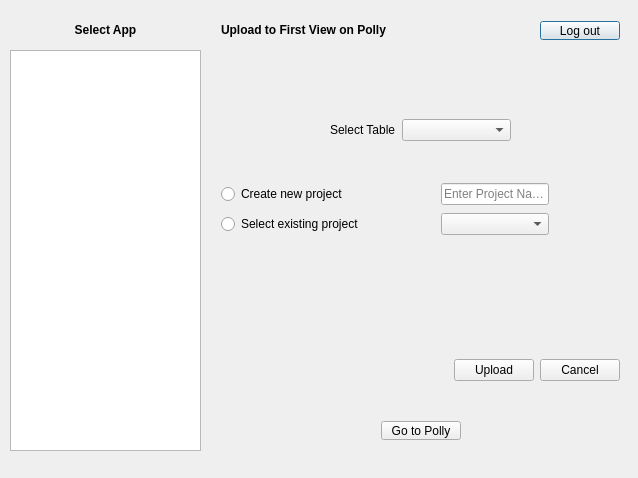
The window that src/gui/mzroll/forms/pollyelmaveninterface.ui (ElucidataInc/ElMaven) describes before a commit, drawn with Qt 5.
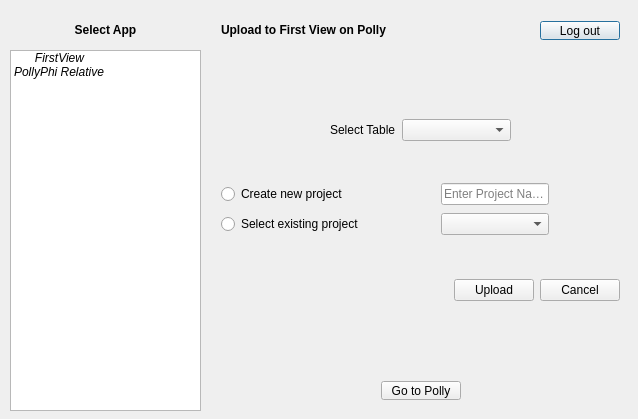
The same window after the commit. The open tabs and pages were chosen to show the change. Icons and pictures are not drawn.

Commit message: [UI] Add a selected state for Polly Icons

The edit to the form file:
```diff
--- a/src/gui/mzroll/forms/pollyelmaveninterface.ui
+++ b/src/gui/mzroll/forms/pollyelmaveninterface.ui
@@ -7,7 +7,7 @@
     <x>0</x>
     <y>0</y>
     <width>638</width>
-    <height>478</height>
+    <height>419</height>
    </rect>
   </property>
   <property name="windowTitle">
@@ -19,7 +19,7 @@
      <x>210</x>
      <y>10</y>
      <width>421</width>
-     <height>461</height>
+     <height>401</height>
     </rect>
    </property>
    <property name="sizePolicy">
@@ -255,36 +255,11 @@
       </item>
      </layout>
     </widget>
-    <widget class="QWidget" name="horizontalLayoutWidget_4">
-     <property name="geometry">
-      <rect>
-       <x>0</x>
-       <y>240</y>
-       <width>421</width>
-       <height>80</height>
-      </rect>
-     </property>
-     <layout class="QHBoxLayout" name="horizontalLayout_4">
-      <item>
-       <spacer name="horizontalSpacer_9">
-        <property name="orientation">
-         <enum>Qt::Horizontal</enum>
-        </property>
-        <property name="sizeHint" stdset="0">
-         <size>
-          <width>40</width>
-          <height>20</height>
-         </size>
-        </property>
-       </spacer>
-      </item>
-     </layout>
-    </widget>
     <widget class="QWidget" name="horizontalLayoutWidget_5">
      <property name="geometry">
       <rect>
        <x>0</x>
-       <y>320</y>
+       <y>240</y>
        <width>421</width>
        <height>80</height>
       </rect>
@@ -330,7 +305,7 @@
      <property name="geometry">
       <rect>
        <x>0</x>
-       <y>400</y>
+       <y>360</y>
        <width>421</width>
        <height>41</height>
       </rect>
@@ -371,6 +346,31 @@
       </item>
      </layout>
     </widget>
+    <widget class="QWidget" name="horizontalLayoutWidget_4">
+     <property name="geometry">
+      <rect>
+       <x>0</x>
+       <y>320</y>
+       <width>421</width>
+       <height>41</height>
+      </rect>
+     </property>
+     <layout class="QHBoxLayout" name="horizontalLayout_4">
+      <item>
+       <spacer name="horizontalSpacer_9">
+        <property name="orientation">
+         <enum>Qt::Horizontal</enum>
+        </property>
+        <property name="sizeHint" stdset="0">
+         <size>
+          <width>40</width>
+          <height>20</height>
+         </size>
+        </property>
+       </spacer>
+      </item>
+     </layout>
+    </widget>
    </widget>
    <widget class="QWidget" name="FluxomicsPage">
     <widget class="QWidget" name="horizontalLayoutWidget_7">
@@ -723,13 +723,13 @@
      <x>10</x>
      <y>50</y>
      <width>191</width>
-     <height>401</height>
+     <height>361</height>
     </rect>
    </property>
    <property name="sizePolicy">
-    <sizepolicy hsizetype="MinimumExpanding" vsizetype="MinimumExpanding">
+    <sizepolicy hsizetype="Fixed" vsizetype="Fixed">
      <horstretch>0</horstretch>
-     <verstretch>1</verstretch>
+     <verstretch>0</verstretch>
     </sizepolicy>
    </property>
    <property name="verticalScrollBarPolicy">
@@ -746,18 +746,18 @@
    </property>
    <property name="iconSize">
     <size>
-     <width>145</width>
-     <height>145</height>
+     <width>140</width>
+     <height>140</height>
     </size>
    </property>
    <property name="movement">
     <enum>QListView::Static</enum>
    </property>
-   <property name="isWrapping" stdset="0">
-    <bool>false</bool>
+   <property name="flow">
+    <enum>QListView::TopToBottom</enum>
    </property>
-   <property name="resizeMode">
-    <enum>QListView::Adjust</enum>
+   <property name="spacing">
+    <number>35</number>
    </property>
    <property name="viewMode">
     <enum>QListView::IconMode</enum>
@@ -766,11 +766,68 @@
     <bool>true</bool>
    </property>
    <property name="wordWrap">
-    <bool>true</bool>
+    <bool>false</bool>
    </property>
    <property name="currentRow">
     <number>-1</number>
    </property>
+   <item>
+    <property name="text">
+     <string>FirstView</string>
+    </property>
+    <property name="toolTip">
+     <string>FirstView: Preview El-MAVEN processed data and perform further analysis</string>
+    </property>
+    <property name="font">
+     <font>
+      <italic>true</italic>
+      <underline>false</underline>
+     </font>
+    </property>
+    <property name="textAlignment">
+     <set>AlignCenter</set>
+    </property>
+    <property name="icon">
+     <iconset resource="../mzroll.qrc">
+      <normaloff>:/images/firstView.png</normaloff>
+      <normalon>:/images/firstView.png</normalon>
+      <activeoff>:/images/firstView.png</activeoff>
+      <activeon>:/images/firstViewSelected.png</activeon>
+      <selectedoff>:/images/firstViewSelected.png</selectedoff>
+      <selectedon>:/images/firstViewSelected.png</selectedon>:/images/firstView.png</iconset>
+    </property>
+    <property name="flags">
+     <set>ItemIsSelectable|ItemIsUserCheckable|ItemIsEnabled</set>
+    </property>
+   </item>
+   <item>
+    <property name="text">
+     <string>PollyPhi Relative</string>
+    </property>
+    <property name="toolTip">
+     <string>PollyPhi Relative: Process and derive insights from Relative flux workflow</string>
+    </property>
+    <property name="font">
+     <font>
+      <italic>true</italic>
+     </font>
+    </property>
+    <property name="textAlignment">
+     <set>AlignCenter</set>
+    </property>
+    <property name="icon">
+     <iconset resource="../mzroll.qrc">
+      <normaloff>:/images/flux.png</normaloff>
+      <normalon>:/images/flux.png</normalon>
+      <activeoff>:/images/flux.png</activeoff>
+      <activeon>:/images/fluxSelected.png</activeon>
+      <selectedoff>:/images/fluxSelected.png</selectedoff>
+      <selectedon>:/images/fluxSelected.png</selectedon>:/images/flux.png</iconset>
+    </property>
+    <property name="flags">
+     <set>ItemIsSelectable|ItemIsUserCheckable|ItemIsEnabled</set>
+    </property>
+   </item>
   </widget>
   <widget class="QWidget" name="horizontalLayoutWidget_13">
    <property name="geometry">
```
Left out of the diff: 61 changed lines with no effect on the pictures. The commit also changes 7 other files.
